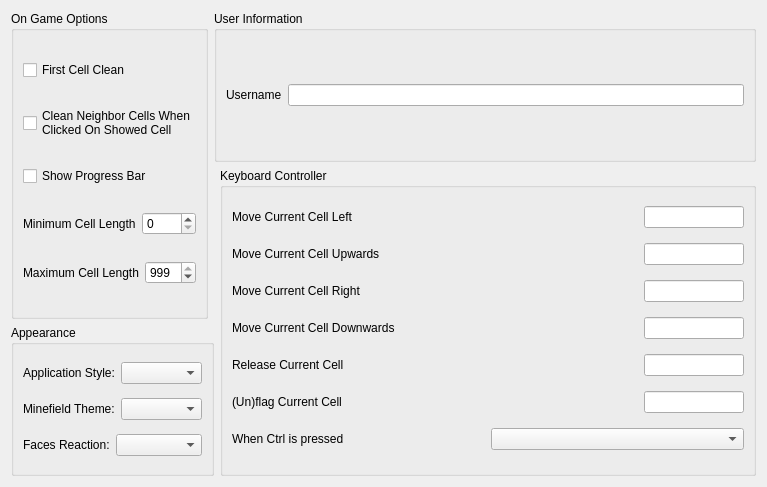
Qt form src/libreminespreferencesdialog.ui (Bollos00/LibreMines) before a commit.
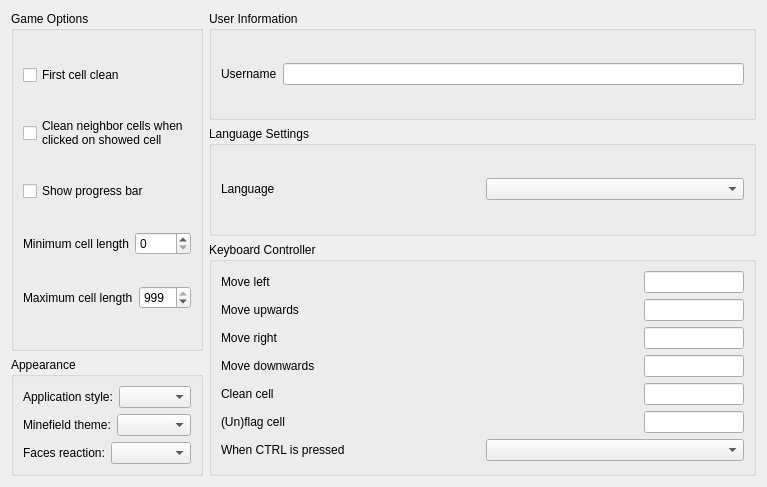
The same form after that commit. Custom widgets are drawn as their Qt base class.

Commit message: Translations options available for portuguese, option to define it on the preferences dialog

The edit to the form file:
```diff
--- a/src/libreminespreferencesdialog.ui
+++ b/src/libreminespreferencesdialog.ui
@@ -14,31 +14,31 @@
    <string>Preferences</string>
   </property>
   <layout class="QGridLayout" name="gridLayout">
-   <item row="0" column="0" rowspan="2">
+   <item row="0" column="0" rowspan="3">
     <widget class="QGroupBox" name="gbCheckBoxes">
      <property name="title">
-      <string>On Game Options</string>
+      <string>Game Options</string>
      </property>
      <layout class="QVBoxLayout" name="verticalLayout">
       <item>
        <widget class="QCheckBox" name="cbFirstCellClean">
         <property name="text">
-         <string>First Cell Clean</string>
+         <string>First cell clean</string>
         </property>
        </widget>
       </item>
       <item>
        <widget class="QCheckBox" name="cbCleanNeighborCellsWhenClickedOnShowedCell">
         <property name="text">
-         <string>Clean Neighbor Cells When
-Clicked On Showed Cell</string>
+         <string>Clean neighbor cells when
+clicked on showed cell</string>
         </property>
        </widget>
       </item>
       <item>
        <widget class="QCheckBox" name="cbProgressBarInGame">
         <property name="text">
-         <string>Show Progress Bar</string>
+         <string>Show progress bar</string>
         </property>
        </widget>
       </item>
@@ -47,7 +47,7 @@
         <item>
          <widget class="QLabel" name="labelMinimumCellLength">
           <property name="text">
-           <string>Minimum Cell Length</string>
+           <string>Minimum cell length</string>
           </property>
          </widget>
         </item>
@@ -65,7 +65,7 @@
         <item>
          <widget class="QLabel" name="labelMaximumCellLength">
           <property name="text">
-           <string>Maximum Cell Length</string>
+           <string>Maximum cell length</string>
           </property>
          </widget>
         </item>
@@ -87,7 +87,7 @@
      </layout>
     </widget>
    </item>
-   <item row="0" column="1" colspan="2">
+   <item row="0" column="1">
     <widget class="QGroupBox" name="gbLineEdits">
      <property name="title">
       <string>User Information</string>
@@ -110,7 +110,30 @@
      </layout>
     </widget>
    </item>
-   <item row="1" column="2" rowspan="2">
+   <item row="1" column="1">
+    <widget class="QGroupBox" name="gbSettings">
+     <property name="title">
+      <string>Language Settings</string>
+     </property>
+     <layout class="QVBoxLayout" name="verticalLayout_5">
+      <item>
+       <layout class="QHBoxLayout" name="horizontalLayout_14">
+        <item>
+         <widget class="QLabel" name="labelLanguage">
+          <property name="text">
+           <string>Language</string>
+          </property>
+         </widget>
+        </item>
+        <item>
+         <widget class="QComboBox" name="comboBoxLanguage"/>
+        </item>
+       </layout>
+      </item>
+     </layout>
+    </widget>
+   </item>
+   <item row="2" column="1" rowspan="2">
     <widget class="QGroupBox" name="groupBox">
      <property name="title">
       <string>Keyboard Controller</string>
@@ -121,7 +144,7 @@
         <item>
          <widget class="QLabel" name="label">
           <property name="text">
-           <string>Move Current Cell Left</string>
+           <string>Move left</string>
           </property>
          </widget>
         </item>
@@ -154,7 +177,7 @@
         <item>
          <widget class="QLabel" name="label_5">
           <property name="text">
-           <string>Move Current Cell Upwards</string>
+           <string>Move upwards</string>
           </property>
          </widget>
         </item>
@@ -187,7 +210,7 @@
         <item>
          <widget class="QLabel" name="label_2">
           <property name="text">
-           <string>Move Current Cell Right</string>
+           <string>Move right</string>
           </property>
          </widget>
         </item>
@@ -220,7 +243,7 @@
         <item>
          <widget class="QLabel" name="label_4">
           <property name="text">
-           <string>Move Current Cell Downwards</string>
+           <string>Move downwards</string>
           </property>
          </widget>
         </item>
@@ -253,7 +276,7 @@
         <item>
          <widget class="QLabel" name="label_3">
           <property name="text">
-           <string>Release Current Cell</string>
+           <string>Clean cell</string>
           </property>
          </widget>
         </item>
@@ -286,7 +309,7 @@
         <item>
          <widget class="QLabel" name="label_6">
           <property name="text">
-           <string>(Un)flag Current Cell</string>
+           <string>(Un)flag cell</string>
           </property>
          </widget>
         </item>
@@ -319,7 +342,7 @@
         <item>
          <widget class="QLabel" name="label_7">
           <property name="text">
-           <string>When Ctrl is pressed</string>
+           <string>When CTRL is pressed</string>
           </property>
          </widget>
         </item>
@@ -331,7 +354,7 @@
      </layout>
     </widget>
    </item>
-   <item row="2" column="0" colspan="2">
+   <item row="3" column="0">
     <widget class="QGroupBox" name="gbAppearance">
      <property name="title">
       <string>Appearance</string>
@@ -342,7 +365,7 @@
         <item>
          <widget class="QLabel" name="labelApplicationStyle">
           <property name="text">
-           <string>Application Style:</string>
+           <string>Application style:</string>
           </property>
          </widget>
         </item>
@@ -356,7 +379,7 @@
         <item>
          <widget class="QLabel" name="labelMinefieldTheme">
           <property name="text">
-           <string>Minefield Theme:</string>
+           <string>Minefield theme:</string>
           </property>
          </widget>
         </item>
@@ -370,7 +393,7 @@
         <item>
          <widget class="QLabel" name="labelFacesReaction">
           <property name="text">
-           <string>Faces Reaction:</string>
+           <string>Faces reaction:</string>
           </property>
          </widget>
         </item>
```
The commit also changes 7 other files.
